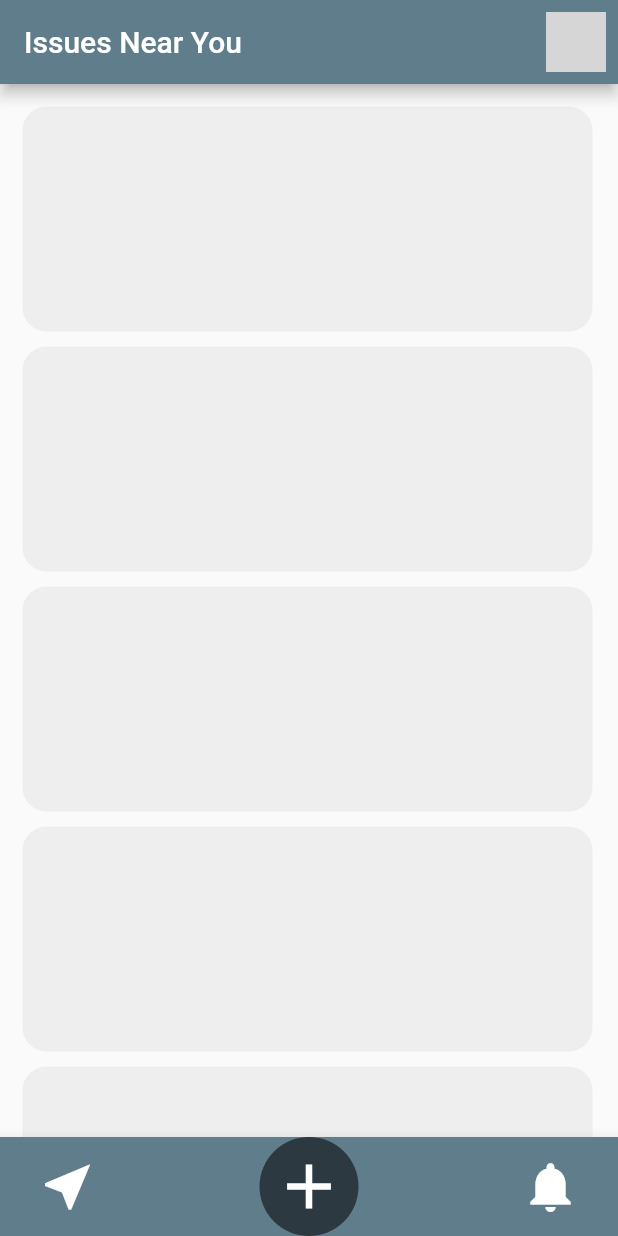
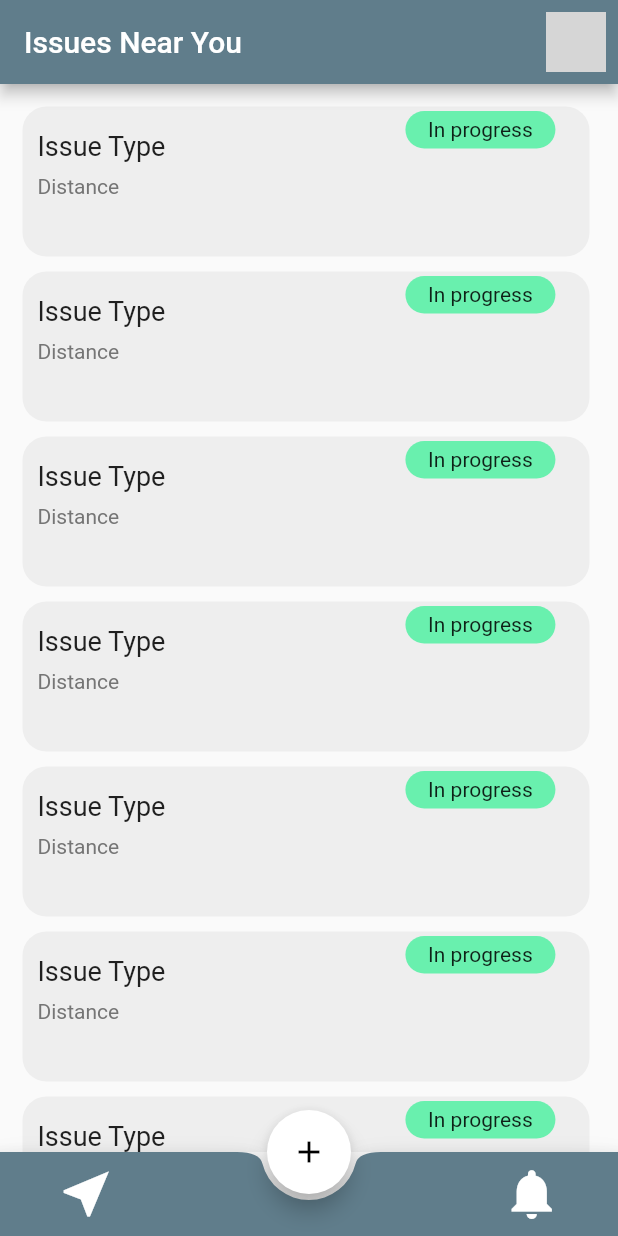
Before and after one commit to BeteabAdmassu/IssueTracker, a Flutter app: the screen it shows after launch, after a tap on "Login", on a phone screen of 412 x 824 dp. Run offline on Flutter 3.47's test engine with Material 2 defaults, Android fonts, the phone set to English and light mode, and no system bars; our stand-ins replace flutter_signin_button; grey boxes are pictures that could not be loaded.

Commit message:
done with near me

```diff
--- a/lib/pages/home.dart
+++ b/lib/pages/home.dart
@@ -11,6 +11,7 @@ class Home extends StatefulWidget {
 class _HomeState extends State<Home> {
   @override
   Widget build(BuildContext context) {
+    List<Widget> containerList = [];
     return MaterialApp(
         home: Scaffold(
       appBar: AppBar(
@@ -29,64 +30,72 @@ class _HomeState extends State<Home> {
         child: Padding(
           padding: const EdgeInsets.all(15.0),
           child: Column(
+            children: List.generate(15, (index) {
+              return Column(
                 children: [
                   Container(
-                  height: 150,
-                  width: 380,
+                    height: 100,
+                    width: 378,
                     decoration: BoxDecoration(
                       borderRadius: BorderRadius.circular(16.0),
                       color: Colors.grey[200],
                     ),
+                    child: Padding(
+                      padding: const EdgeInsets.fromLTRB(10, 0, 10, 0),
+                      child: Row(
+                        crossAxisAlignment: CrossAxisAlignment.start,
+                        children: [
+                          Column(
+                            crossAxisAlignment: CrossAxisAlignment.start,
+                            children: [
+                              Padding(
+                                padding: EdgeInsets.only(top: 16.0),
+                                child: Text(
+                                  'Issue Type',
+                                  textAlign: TextAlign.start,
+                                  style: TextStyle(
+                                    fontSize: 18.0,
+                                  ),
+                                ),
+                              ),
+                              Padding(
+                                padding: EdgeInsets.only(top: 8.0),
+                                child: Text(
+                                  'Distance',
+                                  textAlign: TextAlign.start,
+                                  style: TextStyle(
+                                    fontSize: 14.0,
+                                    color: Colors.grey[600],
+                                  ),
+                                ),
+                              ),
+                            ],
                           ),
                           SizedBox(
-                  height: 10,
+                            width: 160,
                           ),
-                Container(
-                  height: 150,
-                  width: 380,
+                          Padding(
+                            padding: const EdgeInsets.fromLTRB(0, 3, 0, 0),
+                            child: Container(
+                              width: 100,
+                              height: 25,
                               decoration: BoxDecoration(
-                    borderRadius: BorderRadius.circular(16.0),
-                    color: Colors.grey[200],
+                                borderRadius: BorderRadius.circular(50),
+                                color: Colors.greenAccent,
+                              ),
+                              child: Center(child: Text('In progress')),
                             ),
                           ),
-                SizedBox(
-                  height: 10,
-                ),
-                Container(
-                  height: 150,
-                  width: 380,
-                  decoration: BoxDecoration(
-                    borderRadius: BorderRadius.circular(16.0),
-                    color: Colors.grey[200],
+                        ],
                       ),
                     ),
-                SizedBox(
-                  height: 10,
                   ),
-                Container(
-                  height: 150,
-                  width: 380,
-                  decoration: BoxDecoration(
-                    borderRadius: BorderRadius.circular(16.0),
-                    color: Colors.grey[200],
+                  SizedBox(height: 10.0),
+                ],
+              );
+            }),
           ),
         ),
-                SizedBox(
-                  height: 10,
-                ),
-                Container(
-                  height: 150,
-                  width: 380,
-                  decoration: BoxDecoration(
-                    borderRadius: BorderRadius.circular(16.0),
-                    color: Colors.grey[200],
-                  ),
-                ),
-                SizedBox(
-                  height: 10,
-                ),
-              ],
-            )),
       ),
       bottomNavigationBar: BottomAppBar(
         color: Colors.blueGrey,
@@ -104,18 +113,6 @@ class _HomeState extends State<Home> {
               onPressed: () {},
             ),
             SizedBox(width: 32.0),
-            Container(
-              decoration: BoxDecoration(
-                shape: BoxShape.circle,
-                color: Colors.black54,
-              ),
-              child: IconButton(
-                iconSize: 50.0,
-                icon: Icon(Icons.add),
-                onPressed: () {},
-                color: Colors.white,
-              ),
-            ),
             SizedBox(width: 32.0),
             IconButton(
               iconSize: 40.0,
@@ -128,6 +125,15 @@ class _HomeState extends State<Home> {
           ],
         ),
       ),
+      floatingActionButtonLocation: FloatingActionButtonLocation.centerDocked,
+      floatingActionButton: FloatingActionButton(
+        backgroundColor: Colors.white,
+        onPressed: () {},
+        child: Icon(
+          Icons.add,
+          color: Colors.black,
+        ),
+      ),
     ));
   }
 }
--- a/lib/pages/login.dart
+++ b/lib/pages/login.dart
@@ -53,11 +53,15 @@ class _LoginState extends State<Login> {
             ),
             SizedBox(height: 12.0),
             ElevatedButton(
+              style: ElevatedButton.styleFrom(primary: Colors.blueGrey),
               onPressed: () {
                 // Perform login functionality here till then it shows the next page
                 Navigator.pushNamed(context, '/home');
               },
-              child: Text('Login'),
+              child: Text(
+                'Login',
+                style: TextStyle(),
+              ),
             ),
             SizedBox(height: 12.0),
             SignInButton(
```
Lines whose indentation alone changed are shown as unchanged.
